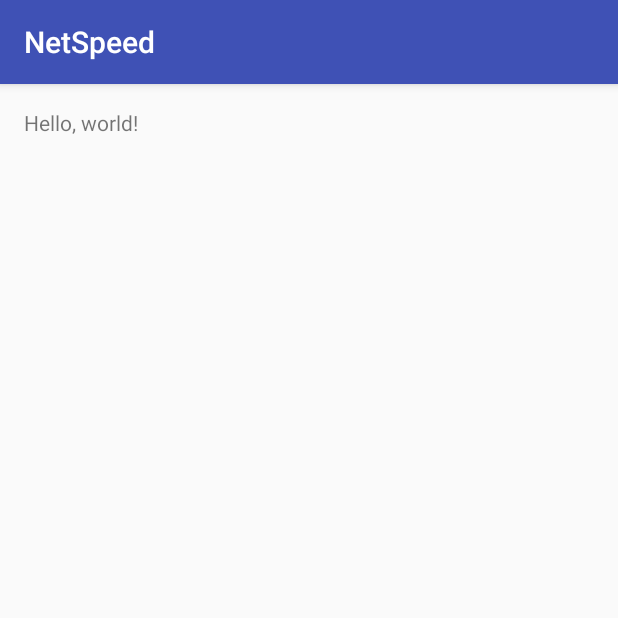
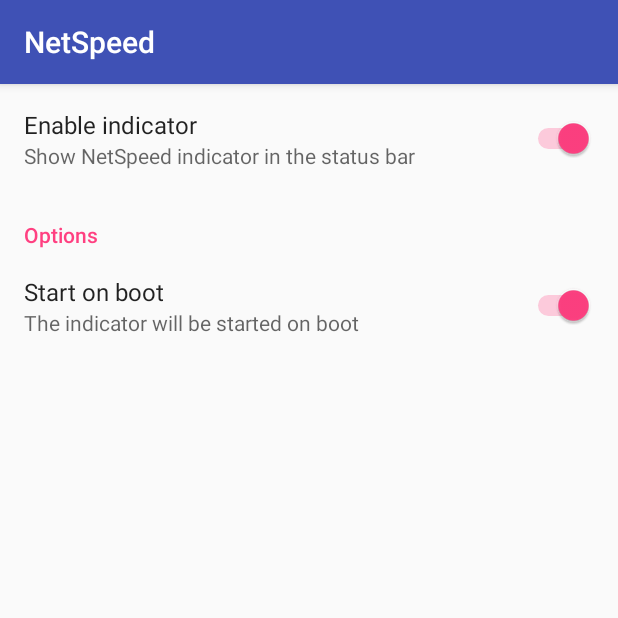
Before and after one commit to nisargjhaveri/NetSpeed, an Android app: the screen it shows after launch (MainActivity), on a phone screen of 412 x 824 dp, the top half of it. Run offline under Robolectric (Android 15) with nearby library versions, the phone set to English and light mode, and no system bars.

Commit message:
Add preferences, indicatorEnabled and startOnBoot

```diff
--- a/app/src/main/java/com/nisargjhaveri/netspeed/BootCompleteReceiver.java
+++ b/app/src/main/java/com/nisargjhaveri/netspeed/BootCompleteReceiver.java
@@ -3,6 +3,8 @@
 import android.content.BroadcastReceiver;
 import android.content.Context;
 import android.content.Intent;
+import android.content.SharedPreferences;
+import android.preference.PreferenceManager;
 
 public final class BootCompleteReceiver extends BroadcastReceiver {
 
@@ -12,6 +14,13 @@
                 intent.getAction() == null ||
                 !intent.getAction().equals(Intent.ACTION_BOOT_COMPLETED)) return;
 
+        SharedPreferences sharedPreferences = PreferenceManager.getDefaultSharedPreferences(context);
+
+        if (!sharedPreferences.getBoolean(SettingsFragment.KEY_START_ON_BOOT, true)
+                || !sharedPreferences.getBoolean(SettingsFragment.KEY_INDICATOR_ENABLED, true)) {
+            return;
+        }
+
         Intent indicatorService = new Intent(context, NetSpeedIndicatorService.class);
         context.startService(indicatorService);
     }
--- a/app/src/main/java/com/nisargjhaveri/netspeed/MainActivity.java
+++ b/app/src/main/java/com/nisargjhaveri/netspeed/MainActivity.java
@@ -1,18 +1,58 @@
 package com.nisargjhaveri.netspeed;
 
 import android.content.Intent;
+import android.content.SharedPreferences;
+import android.content.SharedPreferences.OnSharedPreferenceChangeListener;
 import android.os.Bundle;
+import android.preference.PreferenceManager;
 import android.support.v7.app.AppCompatActivity;
 
 public final class MainActivity extends AppCompatActivity {
+
+    SharedPreferences mSharedPref;
+
+    OnSharedPreferenceChangeListener mSettingsListener = new OnSharedPreferenceChangeListener() {
+        @Override
+        public void onSharedPreferenceChanged(SharedPreferences sharedPreferences, String key) {
+            if (key.equals(SettingsFragment.KEY_INDICATOR_ENABLED)) {
+                if (mSharedPref.getBoolean(SettingsFragment.KEY_INDICATOR_ENABLED, true)) {
+                    startIndicatorService();
+                } else {
+                    stopIndicatorService();
+                }
+            }
+        }
+    };
 
     @Override
     protected void onCreate(Bundle savedInstanceState) {
         super.onCreate(savedInstanceState);
         setContentView(R.layout.main_activity_layout);
 
-        Intent intent = new Intent(this, NetSpeedIndicatorService.class);
-        startService(intent);
+        mSharedPref = PreferenceManager.getDefaultSharedPreferences(this);
+
+        if (mSharedPref.getBoolean(SettingsFragment.KEY_INDICATOR_ENABLED, true)) {
+            startIndicatorService();
+        }
     }
 
+    @Override
+    protected void onResume() {
+       super.onResume();
+        mSharedPref.registerOnSharedPreferenceChangeListener(mSettingsListener);
+    }
+
+    @Override
+    protected void onPause() {
+        super.onPause();
+        mSharedPref.unregisterOnSharedPreferenceChangeListener(mSettingsListener);
+    }
+
+    private void startIndicatorService() {
+        startService(new Intent(this, NetSpeedIndicatorService.class));
+    }
+
+    private void stopIndicatorService() {
+        stopService(new Intent(this, NetSpeedIndicatorService.class));
+    }
 }
--- /dev/null
+++ b/app/src/main/java/com/nisargjhaveri/netspeed/SettingsFragment.java
@@ -0,0 +1,18 @@
+package com.nisargjhaveri.netspeed;
+
+import android.os.Bundle;
+import android.preference.PreferenceFragment;
+
+public final class SettingsFragment extends PreferenceFragment {
+
+    public static final String KEY_INDICATOR_ENABLED = "indicatorEnabled";
+    public static final String KEY_START_ON_BOOT = "startOnBoot";
+
+    @Override
+    public void onCreate(Bundle savedInstanceState) {
+        super.onCreate(savedInstanceState);
+
+        addPreferencesFromResource(R.xml.preferences);
+    }
+
+}
--- a/app/src/main/res/layout/main_activity_layout.xml
+++ b/app/src/main/res/layout/main_activity_layout.xml
@@ -2,11 +2,12 @@
 <LinearLayout xmlns:android="http://schemas.android.com/apk/res/android"
     android:layout_width="match_parent"
     android:layout_height="match_parent"
-    android:padding="@dimen/mainActivityPadding">
+    android:orientation="vertical">
 
-    <TextView
+    <fragment
         android:layout_width="wrap_content"
         android:layout_height="wrap_content"
-        android:text="Hello, world!" />
+        android:name="com.nisargjhaveri.netspeed.SettingsFragment"
+        android:id="@+id/settingsFragment" />
 
 </LinearLayout>
--- a/app/src/main/res/values/dimens.xml
+++ b/app/src/main/res/values/dimens.xml
@@ -5,6 +5,4 @@
 
     <dimen name="notificationIconHeight">18dp</dimen>
     <dimen name="notificationIconWidth">18dp</dimen>
-
-    <dimen name="mainActivityPadding">16dp</dimen>
 </resources>
--- /dev/null
+++ b/app/src/main/res/xml/preferences.xml
@@ -0,0 +1,24 @@
+<?xml version="1.0" encoding="utf-8"?>
+<PreferenceScreen xmlns:android="http://schemas.android.com/apk/res/android">
+
+    <SwitchPreference
+        android:key="indicatorEnabled"
+        android:title="Enable indicator"
+        android:summary="Show NetSpeed indicator in the status bar"
+        android:disableDependentsState="false"
+        android:defaultValue="true" />
+
+    <PreferenceCategory
+        android:dependency="indicatorEnabled"
+        android:title="Options">
+
+        <SwitchPreference
+            android:key="startOnBoot"
+            android:title="Start on boot"
+            android:summary="Start NetSpeed indicator on boot"
+            android:summaryOn="The indicator will be started on boot"
+            android:summaryOff="The indicator will not be started on boot"
+            android:defaultValue="true" />
+    </PreferenceCategory>
+
+</PreferenceScreen>
```
